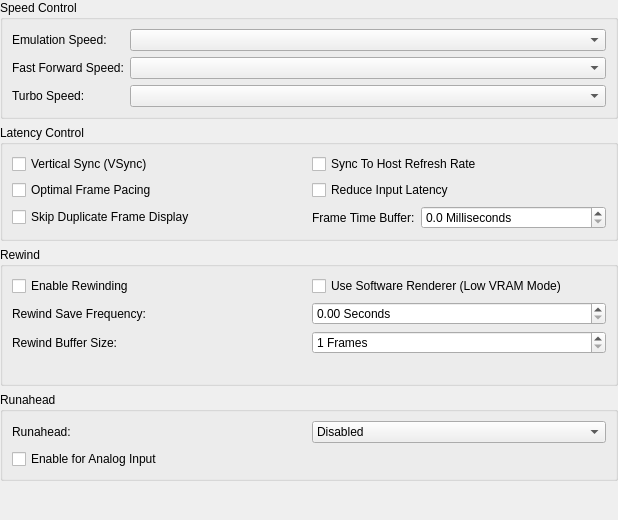
This is src/duckstation-qt/emulationsettingswidget.ui in stenzek/duckstation as Qt 5 draws it before an edit. The edited form follows.
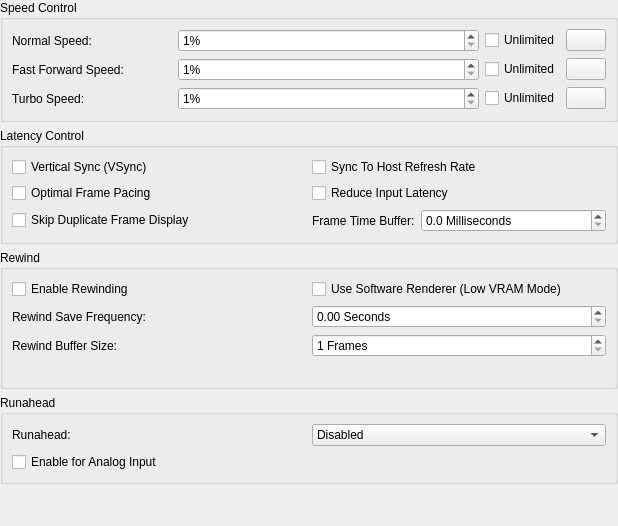
This is the edited form. Icons and pictures are not drawn.

Commit message: Qt: Rework speed controls to be less confusing

Diff of the .ui file:
```diff
--- a/src/duckstation-qt/emulationsettingswidget.ui
+++ b/src/duckstation-qt/emulationsettingswidget.ui
@@ -7,7 +7,7 @@
     <x>0</x>
     <y>0</y>
     <width>618</width>
-    <height>520</height>
+    <height>526</height>
    </rect>
   </property>
   <layout class="QVBoxLayout" name="verticalLayout">
@@ -28,17 +28,14 @@
      <property name="title">
       <string>Speed Control</string>
      </property>
-     <layout class="QGridLayout" name="gridLayout_2" columnstretch="0,1">
+     <layout class="QGridLayout" name="gridLayout_2" columnstretch="0,0" columnminimumwidth="160,0">
       <item row="0" column="0">
        <widget class="QLabel" name="label_4">
         <property name="text">
-         <string>Emulation Speed:</string>
+         <string>Normal Speed:</string>
         </property>
        </widget>
       </item>
-      <item row="0" column="1">
-       <widget class="QComboBox" name="emulationSpeed"/>
-      </item>
       <item row="1" column="0">
        <widget class="QLabel" name="label_5">
         <property name="text">
@@ -46,9 +43,6 @@
         </property>
        </widget>
       </item>
-      <item row="1" column="1">
-       <widget class="QComboBox" name="fastForwardSpeed"/>
-      </item>
       <item row="2" column="0">
        <widget class="QLabel" name="label_6">
         <property name="text">
@@ -56,8 +50,110 @@
         </property>
        </widget>
       </item>
+      <item row="0" column="1">
+       <layout class="QHBoxLayout" name="normalSpeedLayout" stretch="1,0,0">
+        <item>
+         <widget class="QSpinBox" name="normalSpeed">
+          <property name="suffix">
+           <string>%</string>
+          </property>
+          <property name="minimum">
+           <number>1</number>
+          </property>
+          <property name="maximum">
+           <number>2000</number>
+          </property>
+         </widget>
+        </item>
+        <item>
+         <widget class="QCheckBox" name="normalSpeedUnlimited">
+          <property name="text">
+           <string>Unlimited</string>
+          </property>
+         </widget>
+        </item>
+        <item>
+         <widget class="QPushButton" name="resetNormalSpeed">
+          <property name="toolTip">
+           <string>Reset Normal Speed</string>
+          </property>
+          <property name="icon">
+           <iconset resource="resources/duckstation-qt.qrc">
+            <normaloff>:/icons/monochrome/svg/delete-back-2-line.svg</normaloff>:/icons/monochrome/svg/delete-back-2-line.svg</iconset>
+          </property>
+         </widget>
+        </item>
+       </layout>
+      </item>
+      <item row="1" column="1">
+       <layout class="QHBoxLayout" name="fastForwardSpeedLayout" stretch="1,0,0">
+        <item>
+         <widget class="QSpinBox" name="fastForwardSpeed">
+          <property name="suffix">
+           <string>%</string>
+          </property>
+          <property name="minimum">
+           <number>1</number>
+          </property>
+          <property name="maximum">
+           <number>2000</number>
+          </property>
+         </widget>
+        </item>
+        <item>
+         <widget class="QCheckBox" name="fastForwardSpeedUnlimited">
+          <property name="text">
+           <string>Unlimited</string>
+          </property>
+         </widget>
+        </item>
+        <item>
+         <widget class="QPushButton" name="resetFastForwardSpeed">
+          <property name="toolTip">
+           <string>Reset Fast Forward Speed</string>
+          </property>
+          <property name="icon">
+           <iconset resource="resources/duckstation-qt.qrc">
+            <normaloff>:/icons/monochrome/svg/delete-back-2-line.svg</normaloff>:/icons/monochrome/svg/delete-back-2-line.svg</iconset>
+          </property>
+         </widget>
+        </item>
+       </layout>
+      </item>
       <item row="2" column="1">
-       <widget class="QComboBox" name="turboSpeed"/>
+       <layout class="QHBoxLayout" name="turboSpeedLayout" stretch="1,0,0">
+        <item>
+         <widget class="QSpinBox" name="turboSpeed">
+          <property name="suffix">
+           <string>%</string>
+          </property>
+          <property name="minimum">
+           <number>1</number>
+          </property>
+          <property name="maximum">
+           <number>2000</number>
+          </property>
+         </widget>
+        </item>
+        <item>
+         <widget class="QCheckBox" name="turboSpeedUnlimited">
+          <property name="text">
+           <string>Unlimited</string>
+          </property>
+         </widget>
+        </item>
+        <item>
+         <widget class="QPushButton" name="resetTurboSpeed">
+          <property name="toolTip">
+           <string>Reset Turbo Speed</string>
+          </property>
+          <property name="icon">
+           <iconset resource="resources/duckstation-qt.qrc">
+            <normaloff>:/icons/monochrome/svg/delete-back-2-line.svg</normaloff>:/icons/monochrome/svg/delete-back-2-line.svg</iconset>
+          </property>
+         </widget>
+        </item>
+       </layout>
       </item>
      </layout>
     </widget>
```
Left out of the diff: 6 changed lines with no effect on the pictures. The commit also changes 4 other files.
